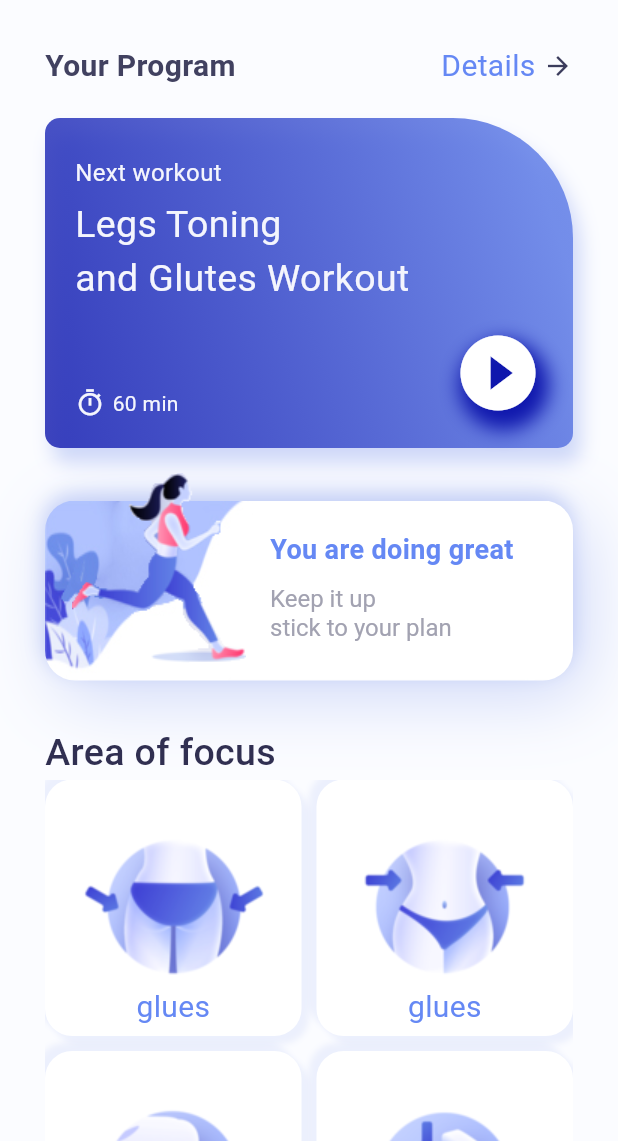
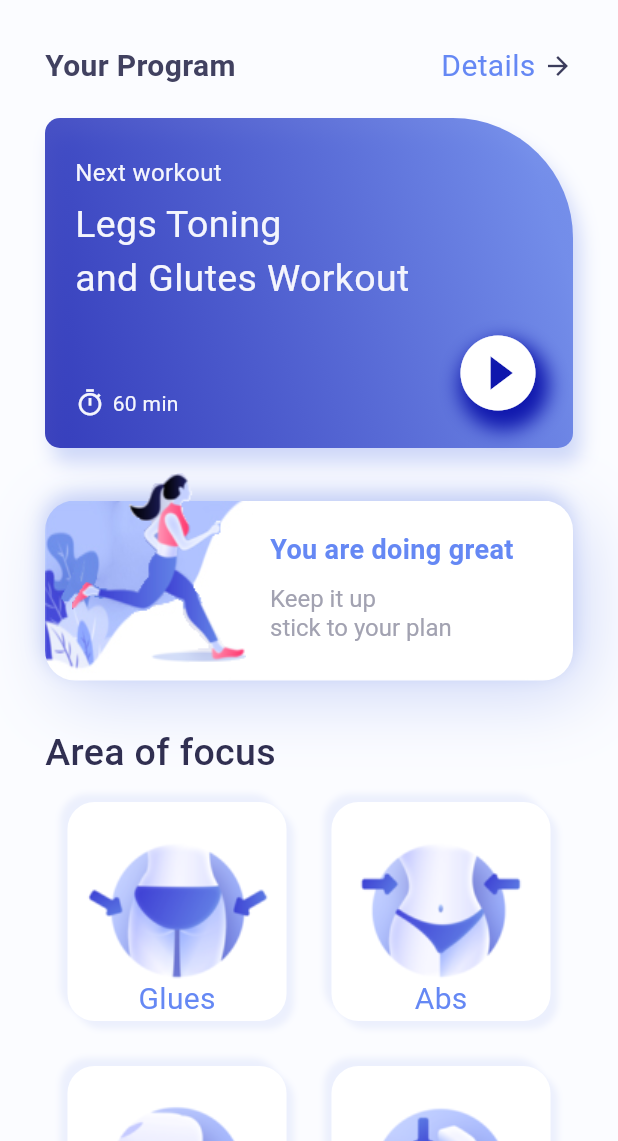
Before and after one commit to mmohammadmfallahm02/training_app, a Flutter app: the screen it shows after launch, on a phone screen of 412 x 824 dp, the part 95-1236 px from its top. Run offline on Flutter 3.47's test engine with Material 2 defaults, Android fonts, the phone set to English and light mode, and no system bars; our stand-ins replace get.

Commit message:
update girdview homepage

```diff
--- a/json/info.json
+++ b/json/info.json
@@ -0,0 +1,18 @@
+[
+    {
+        "title": "Glues",
+        "img": "assets/images/ex1.png"
+    },
+    {
+        "title": "Abs",
+        "img": "assets/images/ex2.png"
+    },
+    {
+        "title": "Legs",
+        "img": "assets/images/ex3.png"
+    },
+    {
+        "title": "Arms",
+        "img": "assets/images/ex4.png"
+    }
+]
--- a/lib/home_page.dart
+++ b/lib/home_page.dart
@@ -1,11 +1,37 @@
+import 'dart:convert';
+
 import 'package:flutter/material.dart';
 import 'package:training_app/colors.dart';
 
-class HomePage extends StatelessWidget {
+class HomePage extends StatefulWidget {
   const HomePage({super.key});
 
   @override
+  State<HomePage> createState() => _HomePageState();
+}
+
+class _HomePageState extends State<HomePage> {
+  List info = [];
+  _initData() async {
+    await DefaultAssetBundle.of(context)
+        .loadString('json/info.json')
+        .then((value) {
+      info = json.decode(value);
+      setState(() {
+
+      });
+    });
+  }
+
+  @override
+  void initState() {
+    _initData();
+    super.initState();
+  }
+
+  @override
   Widget build(BuildContext context) {
+    print(info);
     return Scaffold(
       backgroundColor: AppColor.homePageBackground,
       body: Container(
@@ -257,10 +283,13 @@ class HomePage extends StatelessWidget {
             ),
             Expanded(
                 child: GridView.builder(
-              itemBuilder: (context, index) => Container(
-                height: 70,
-                width: 70,
-                padding:EdgeInsets.only(bottom: 5),
+                  shrinkWrap: false,
+              itemBuilder: (_, index) {
+                final infoItem = info[index];
+                return Container(
+                  height: 100,
+                  width: 65,
+                  margin: const EdgeInsets.all(15),
                   decoration: BoxDecoration(
                       color: Colors.white,
                       borderRadius: BorderRadius.circular(18),
@@ -274,23 +303,24 @@ class HomePage extends StatelessWidget {
                             blurRadius: 3,
                             offset: const Offset(-5, -5))
                       ],
-                    image: DecorationImage(
-                        image: AssetImage('assets/images/ex${index + 1}.png'))),
+                      image:
+                          DecorationImage(image: AssetImage(infoItem['img']))),
                   child: Center(
                     child: Align(
                       alignment: Alignment.bottomCenter,
                       child: Text(
-                      'glues',
-                      style:
-                          TextStyle(fontSize: 20, color: AppColor.homePageDetail),
+                        infoItem['title'],
+                        style: TextStyle(
+                            fontSize: 20, color: AppColor.homePageDetail),
                       ),
                     ),
                   ),
-              ),
+                );
+              },
               scrollDirection: Axis.vertical,
-              itemCount: 4,
+              itemCount: info.length,
               gridDelegate: const SliverGridDelegateWithFixedCrossAxisCount(
-                  crossAxisCount: 2, mainAxisSpacing: 10, crossAxisSpacing: 10),
+                  crossAxisCount: 2,),
             ))
           ],
         )),
--- a/pubspec.yaml
+++ b/pubspec.yaml
@@ -62,6 +62,7 @@ flutter:
   # To add assets to your application, add an assets section, like this:
   assets:
     - assets/images/
+    - json/
 
 
   # An image asset can refer to one or more resolution-specific "variants", see
```
Lines whose indentation alone changed are shown as unchanged.
